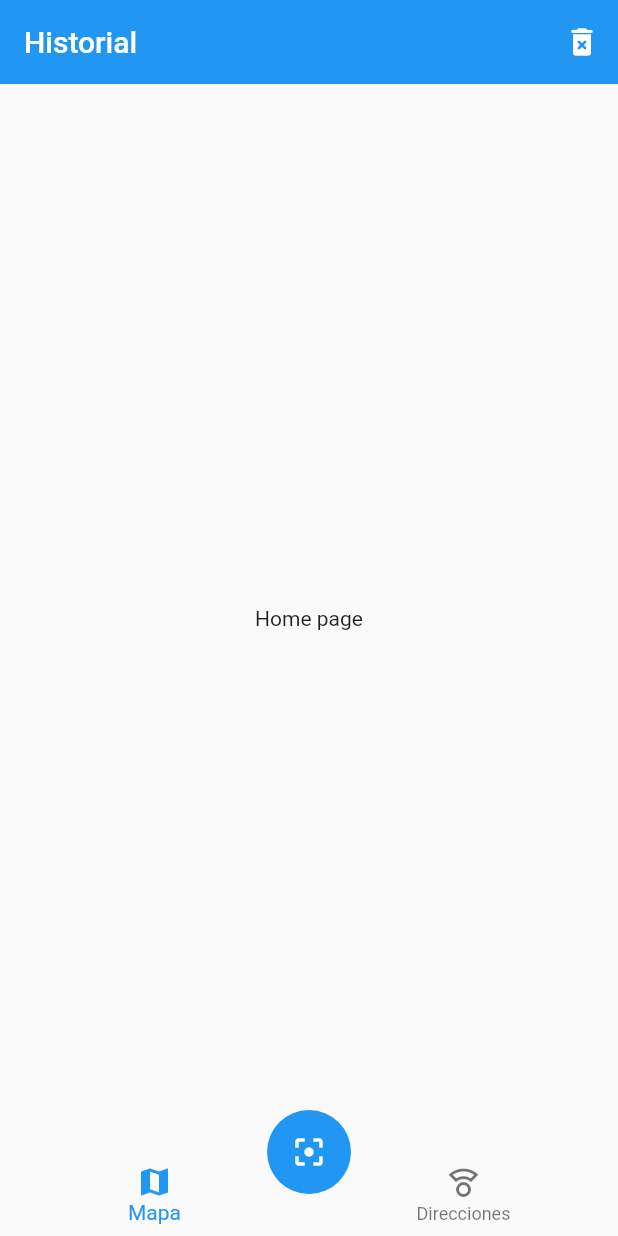
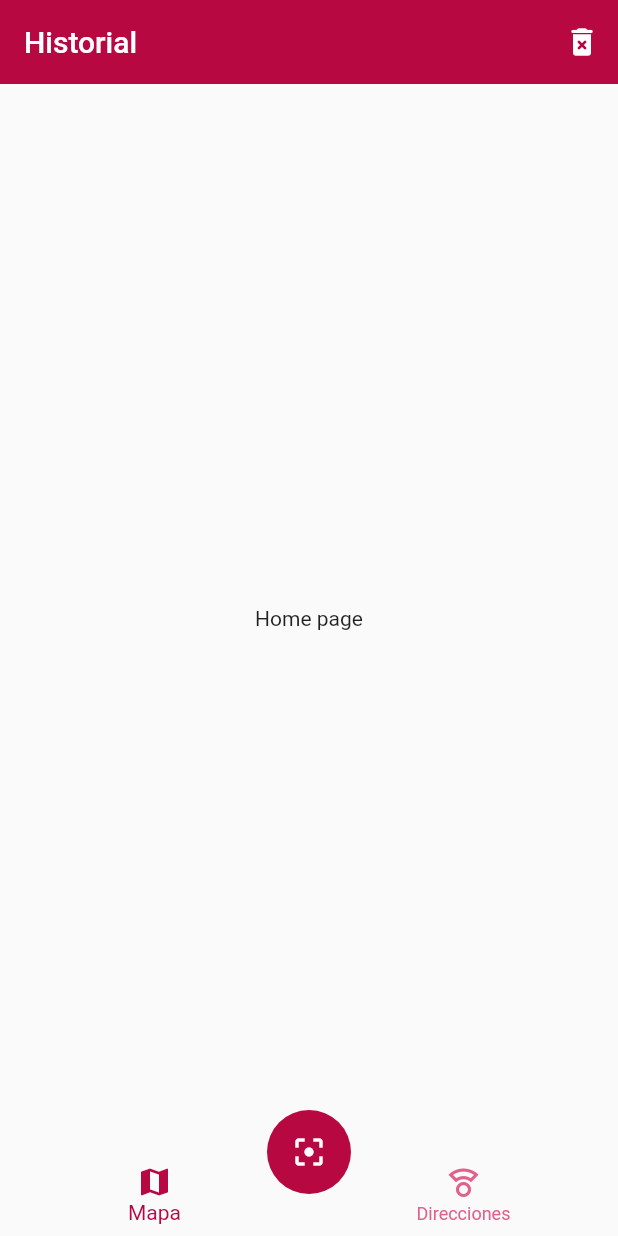
Before and after one commit to Lisandris/App-QRScanner-con-Flutter, a Flutter app: the screen it shows after launch, on a phone screen of 412 x 824 dp. Run offline on Flutter 3.47's test engine with Material 2 defaults, Android fonts, the phone set to English and light mode, and no system bars.

Commit message:
Tema Principal de la App

```diff
--- a/lib/main.dart
+++ b/lib/main.dart
@@ -6,6 +6,8 @@ import 'package:qr_scanner/pages/mapa_page.dart';
 void main() => runApp(MyApp());
 
 class MyApp extends StatelessWidget {
+  const MyApp({Key? key}) : super(key: key);
+
   @override
   Widget build(BuildContext context) {
     return MaterialApp(
@@ -16,6 +18,18 @@ class MyApp extends StatelessWidget {
         'home': ( _ ) => HomePage(),
         'mapa': ( _ ) => MapaPage(),
       },
+      theme: ThemeData(  /* Tema principal */
+        appBarTheme: const AppBarTheme(
+          color: Color.fromARGB(255, 184, 8, 66)
+        ),
+        bottomNavigationBarTheme: const BottomNavigationBarThemeData(
+          selectedItemColor:Color.fromARGB(255, 184, 8, 66),
+          unselectedItemColor: Color.fromARGB(255, 224, 97, 139)
+        ),
+        floatingActionButtonTheme: const FloatingActionButtonThemeData(
+          backgroundColor: Color.fromARGB(255, 184, 8, 66)
+        )
+      ),
     );
   }
 }
--- a/lib/pages/home_page.dart
+++ b/lib/pages/home_page.dart
@@ -1,11 +1,9 @@
 import 'package:flutter/material.dart';
-import 'package:qr_scanner/widgets/custom_navigatorbar.dart';
+import 'package:qr_scanner/widgets/custom_navigationbar.dart';
 import 'package:qr_scanner/widgets/scan_button.dart';
 
 
 class HomePage extends StatelessWidget {
-  const HomePage({Key? key}) : super(key: key);
-
 
   @override
   Widget build(BuildContext context) {
@@ -23,10 +21,9 @@ class HomePage extends StatelessWidget {
       body: Center(
         child: Text('Home page'),
      ),
-     bottomNavigationBar: CustomNavigatorBar(),
+     bottomNavigationBar: CustomNavigationBar(),
      floatingActionButton: ScanButton(),
      floatingActionButtonLocation: FloatingActionButtonLocation.centerDocked,
-
    );
   }
 }
--- a/lib/widgets/custom_navigatorbar.dart
+++ b/lib/widgets/custom_navigationbar.dart
@@ -1,7 +1,6 @@
 import 'package:flutter/material.dart';
 
-class CustomNavigatorBar extends StatelessWidget {
-  const CustomNavigatorBar({Key? key}) : super(key: key);
+class CustomNavigationBar extends StatelessWidget {
 
   @override
   Widget build(BuildContext context) {
@@ -17,7 +16,6 @@ class CustomNavigatorBar extends StatelessWidget {
           icon: Icon ( Icons.compass_calibration_outlined),
           label: 'Direcciones',
         ),
-
       ],
     );
   }
--- a/lib/widgets/scan_button.dart
+++ b/lib/widgets/scan_button.dart
@@ -2,7 +2,7 @@ import 'package:flutter/material.dart';
 
 class ScanButton
  extends StatelessWidget {
-  const ScanButton
+   ScanButton
   ({Key? key}) : super(key: key);
 
   @override
```
